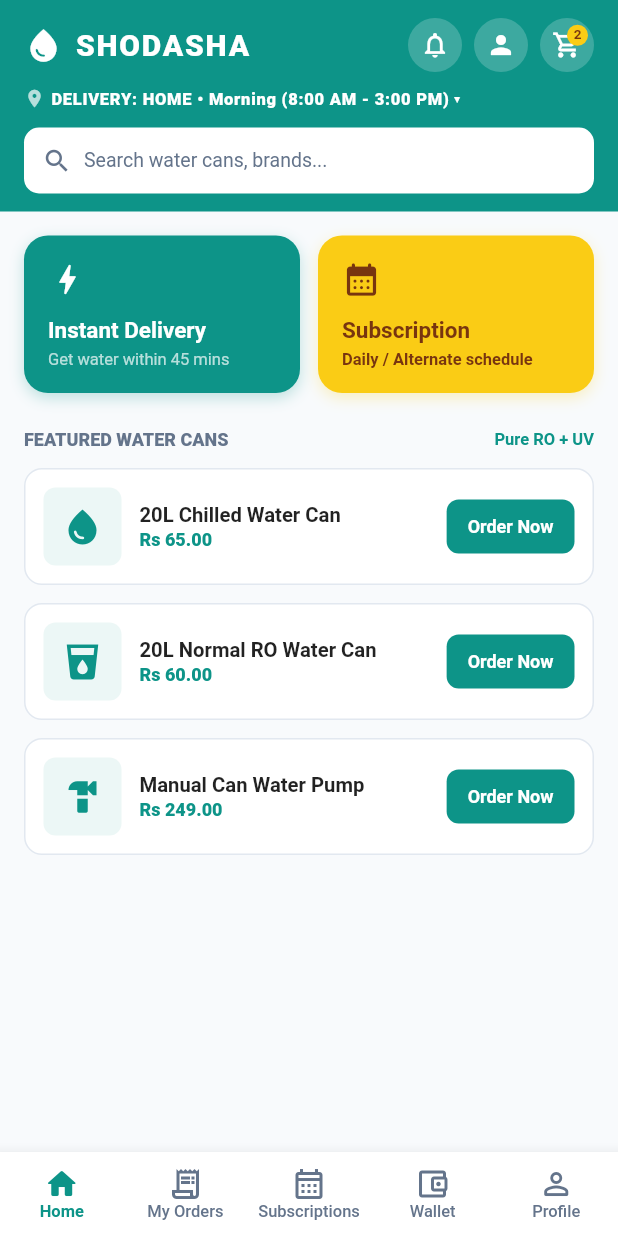
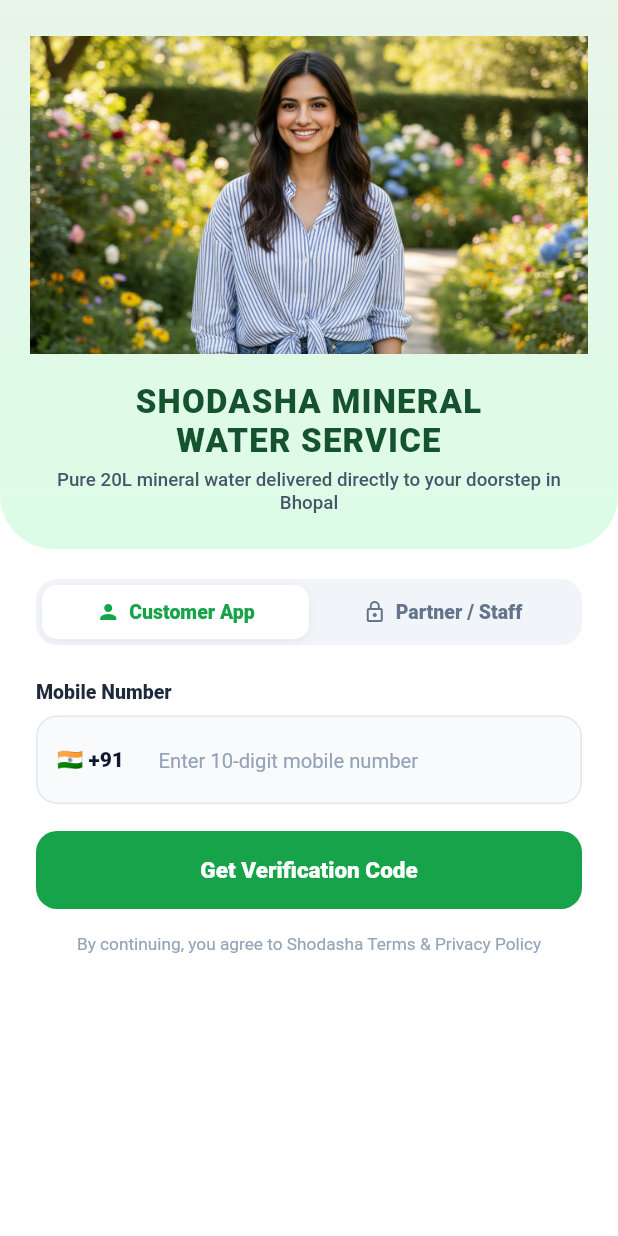
Before and after one commit to ayushsingh930/Shodasha-Mineral-water, a Flutter app: the screen it shows after launch, on a phone screen of 412 x 824 dp. Run offline on Flutter 3.47's test engine with Material 3 defaults, Android fonts, the phone set to English and light mode, and no system bars; our stand-ins replace firebase_core, geocoding, geolocator; accounts and stored records are empty.

Commit message:
feat: real authentic role based login system

```diff
--- /dev/null
+++ b/lib/features/auth/presentation/login_screen.dart
@@ -0,0 +1,509 @@
+import 'dart:async';
+import 'package:flutter/material.dart';
+import '../../home/presentation/customer_home_screen.dart';
+import '../../orders/presentation/rider_dashboard_screen.dart';
+import '../../orders/presentation/plant_hub_screen.dart';
+
+enum AuthPortal { customer, partner }
+
+class LoginScreen extends StatefulWidget {
+  const LoginScreen({super.key});
+
+  @override
+  State<LoginScreen> createState() => _LoginScreenState();
+}
+
+class _LoginScreenState extends State<LoginScreen> {
+  AuthPortal _currentPortal = AuthPortal.customer;
+
+  // Controllers
+  final TextEditingController _phoneController = TextEditingController();
+  final List<TextEditingController> _otpControllers = List.generate(4, (_) => TextEditingController());
+  final List<FocusNode> _otpFocusNodes = List.generate(4, (_) => FocusNode());
+  final TextEditingController _partnerPasscodeController = TextEditingController();
+
+  // State
+  bool _isOtpSent = false;
+  bool _isLoading = false;
+  int _timerSeconds = 30;
+  Timer? _resendTimer;
+
+  // Registered Whitelist DB for Riders and Vendors
+  static const Map<String, String> _partnerRegistry = {
+    '9826011111': 'rider',   // Ramesh Rider (Bhopal MP Nagar)
+    '9826022222': 'rider',   // Suresh Rider (Arera Colony)
+    '9826099999': 'vendor',  // Bhopal Bottling Plant Hub
+  };
+
+  @override
+  void dispose() {
+    _phoneController.dispose();
+    for (var c in _otpControllers) {
+      c.dispose();
+    }
+    for (var f in _otpFocusNodes) {
+      f.dispose();
+    }
+    _partnerPasscodeController.dispose();
+    _resendTimer?.cancel();
+    super.dispose();
+  }
+
+  void _startTimer() {
+    _timerSeconds = 30;
+    _resendTimer?.cancel();
+    _resendTimer = Timer.periodic(const Duration(seconds: 1), (timer) {
+      if (_timerSeconds > 0) {
+        setState(() => _timerSeconds--);
+      } else {
+        timer.cancel();
+      }
+    });
+  }
+
+  void _requestOtp() {
+    final phone = _phoneController.text.trim();
+    if (phone.length != 10 || !RegExp(r'^[6-9]\d{9}$').hasMatch(phone)) {
+      _showToast('Please enter a valid 10-digit Indian mobile number', isError: true);
+      return;
+    }
+
+    if (_currentPortal == AuthPortal.partner) {
+      // Check Whitelist Security Check
+      if (!_partnerRegistry.containsKey(phone)) {
+        _showAccessDeniedDialog();
+        return;
+      }
+    }
+
+    setState(() => _isLoading = true);
+    Future.delayed(const Duration(milliseconds: 600), () {
+      if (!mounted) return;
+      setState(() {
+        _isLoading = false;
+        _isOtpSent = true;
+      });
+      _startTimer();
+      _showToast('OTP sent successfully to +91 $phone');
+    });
+  }
+
+  void _verifyOtpAndLogin() {
+    final otp = _otpControllers.map((c) => c.text).join();
+    if (otp.length < 4) {
+      _showToast('Please enter the 4-digit verification code', isError: true);
+      return;
+    }
+
+    setState(() => _isLoading = true);
+    final phone = _phoneController.text.trim();
+
+    Future.delayed(const Duration(milliseconds: 700), () {
+      if (!mounted) return;
+      setState(() => _isLoading = false);
+
+      if (_currentPortal == AuthPortal.partner) {
+        final role = _partnerRegistry[phone];
+        if (role == 'rider') {
+          Navigator.pushReplacement(
+            context,
+            MaterialPageRoute(builder: (_) => const RiderDashboardScreen()),
+          );
+        } else if (role == 'vendor') {
+          Navigator.pushReplacement(
+            context,
+            MaterialPageRoute(builder: (_) => const PlantHubScreen()),
+          );
+        }
+      } else {
+        // Customer Default Entry
+        Navigator.pushReplacement(
+          context,
+          MaterialPageRoute(builder: (_) => const CustomerHomeScreen()),
+        );
+      }
+    });
+  }
+
+  void _showAccessDeniedDialog() {
+    showDialog(
+      context: context,
+      builder: (ctx) => AlertDialog(
+        shape: RoundedRectangleBorder(borderRadius: BorderRadius.circular(16)),
+        title: const Row(
+          children: [
+            Icon(Icons.shield_outlined, color: Color(0xFFDC2626)),
+            SizedBox(width: 8),
+            Text('Access Restricted', style: TextStyle(fontWeight: FontWeight.w800, fontSize: 16)),
+          ],
+        ),
+        content: const Text(
+          'This mobile number is not registered in the Shodasha Partner & Operations Network.\n\nOnly verified Delivery Riders and Plant Hub Managers can access this portal.',
+          style: TextStyle(fontSize: 13, color: Color(0xFF475569), height: 1.4),
+        ),
+        actions: [
+          TextButton(
+            onPressed: () => Navigator.pop(ctx),
+            child: const Text('OK', style: TextStyle(fontWeight: FontWeight.w700)),
+          ),
+          ElevatedButton(
+            style: ElevatedButton.styleFrom(
+              backgroundColor: const Color(0xFF16A34A),
+              shape: RoundedRectangleBorder(borderRadius: BorderRadius.circular(8)),
+            ),
+            onPressed: () {
+              Navigator.pop(ctx);
+              setState(() {
+                _currentPortal = AuthPortal.customer;
+                _isOtpSent = false;
+              });
+            },
+            child: const Text('Login as Customer', style: TextStyle(color: Colors.white, fontWeight: FontWeight.bold)),
+          ),
+        ],
+      ),
+    );
+  }
+
+  void _showToast(String message, {bool isError = false}) {
+    ScaffoldMessenger.of(context).showSnackBar(
+      SnackBar(
+        content: Text(message, style: const TextStyle(fontWeight: FontWeight.w600)),
+        backgroundColor: isError ? const Color(0xFFDC2626) : const Color(0xFF16A34A),
+        behavior: SnackBarBehavior.floating,
+        shape: RoundedRectangleBorder(borderRadius: BorderRadius.circular(10)),
+      ),
+    );
+  }
+
+  @override
+  Widget build(BuildContext context) {
+    final isCustomer = _currentPortal == AuthPortal.customer;
+
+    return Scaffold(
+      backgroundColor: Colors.white,
+      body: SafeArea(
+        child: SingleChildScrollView(
+          child: Column(
+            children: [
+              // Top Brand Hero Section with Delivery Illustration
+              Container(
+                width: double.infinity,
+                padding: const EdgeInsets.only(top: 20, bottom: 24, left: 20, right: 20),
+                decoration: BoxDecoration(
+                  gradient: LinearGradient(
+                    colors: isCustomer
+                        ? [const Color(0xFFE8F5E9), const Color(0xFFDCFCE7)]
+                        : [const Color(0xFFF1F5F9), const Color(0xFFE2E8F0)],
+                    begin: Alignment.topCenter,
+                    end: Alignment.bottomCenter,
+                  ),
+                  borderRadius: const BorderRadius.only(
+                    bottomLeft: Radius.circular(36),
+                    bottomRight: Radius.circular(36),
+                  ),
+                ),
+                child: Column(
+                  children: [
+                    Image.asset(
+                      'assets/images/login_hero.png',
+                      height: 220,
+                      fit: BoxFit.contain,
+                      errorBuilder: (_, __, ___) => Container(
+                        height: 180,
+                        alignment: Alignment.center,
+                        child: const Icon(Icons.water_drop_rounded, size: 90, color: Color(0xFF16A34A)),
+                      ),
+                    ),
+                    const SizedBox(height: 14),
+                    const Text(
+                      'SHODASHA MINERAL\nWATER SERVICE',
+                      textAlign: TextAlign.center,
+                      style: TextStyle(
+                        fontSize: 22,
+                        fontWeight: FontWeight.w900,
+                        color: Color(0xFF14532D),
+                        letterSpacing: 0.8,
+                        height: 1.2,
+                      ),
+                    ),
+                    const SizedBox(height: 6),
+                    Text(
+                      isCustomer
+                          ? 'Pure 20L mineral water delivered directly to your doorstep in Bhopal'
+                          : 'Operational Gateway for Authorized Riders & Plant Vendors',
+                      textAlign: TextAlign.center,
+                      style: const TextStyle(fontSize: 12.5, color: Color(0xFF475569), fontWeight: FontWeight.w500),
+                    ),
+                  ],
+                ),
+              ),
+
+              const SizedBox(height: 20),
+
+              // Portal Switcher Tabs (Customer vs Partner)
+              Padding(
+                padding: const EdgeInsets.symmetric(horizontal: 24),
+                child: Container(
+                  padding: const EdgeInsets.all(4),
+                  decoration: BoxDecoration(
+                    color: const Color(0xFFF1F5F9),
+                    borderRadius: BorderRadius.circular(14),
+                  ),
+                  child: Row(
+                    children: [
+                      Expanded(
+                        child: GestureDetector(
+                          onTap: () {
+                            if (_isOtpSent) return;
+                            setState(() => _currentPortal = AuthPortal.customer);
+                          },
+                          child: Container(
+                            padding: const EdgeInsets.symmetric(vertical: 10),
+                            decoration: BoxDecoration(
+                              color: isCustomer ? Colors.white : Colors.transparent,
+                              borderRadius: BorderRadius.circular(10),
+                              boxShadow: isCustomer
+                                  ? [BoxShadow(color: Colors.black.withOpacity(0.05), blurRadius: 4, offset: const Offset(0, 2))]
+                                  : null,
+                            ),
+                            child: Row(
+                              mainAxisAlignment: MainAxisAlignment.center,
+                              children: [
+                                Icon(Icons.person, size: 16, color: isCustomer ? const Color(0xFF16A34A) : const Color(0xFF64748B)),
+                                const SizedBox(width: 6),
+                                Text(
+                                  'Customer App',
+                                  style: TextStyle(
+                                    fontSize: 13,
+                                    fontWeight: FontWeight.w800,
+                                    color: isCustomer ? const Color(0xFF16A34A) : const Color(0xFF64748B),
+                                  ),
+                                ),
+                              ],
+                            ),
+                          ),
+                        ),
+                      ),
+                      Expanded(
+                        child: GestureDetector(
+                          onTap: () {
+                            if (_isOtpSent) return;
+                            setState(() => _currentPortal = AuthPortal.partner);
+                          },
+                          child: Container(
+                            padding: const EdgeInsets.symmetric(vertical: 10),
+                            decoration: BoxDecoration(
+                              color: !isCustomer ? const Color(0xFF0F172A) : Colors.transparent,
+                              borderRadius: BorderRadius.circular(10),
+                              boxShadow: !isCustomer
+                                  ? [BoxShadow(color: Colors.black.withOpacity(0.1), blurRadius: 4, offset: const Offset(0, 2))]
+                                  : null,
+                            ),
+                            child: Row(
+                              mainAxisAlignment: MainAxisAlignment.center,
+                              children: [
+                                Icon(Icons.lock_outline, size: 16, color: !isCustomer ? Colors.white : const Color(0xFF64748B)),
+                                const SizedBox(width: 6),
+                                Text(
+                                  'Partner / Staff',
+                                  style: TextStyle(
+                                    fontSize: 13,
+                                    fontWeight: FontWeight.w800,
+                                    color: !isCustomer ? Colors.white : const Color(0xFF64748B),
+                                  ),
+                                ),
+                              ],
+                            ),
+                          ),
+                        ),
+                      ),
+                    ],
+                  ),
+                ),
+              ),
+
+              const SizedBox(height: 24),
+
+              // Dynamic Auth Form (Step 1: Phone vs Step 2: OTP)
+              Padding(
+                padding: const EdgeInsets.symmetric(horizontal: 24),
+                child: _isOtpSent ? _buildOtpSection() : _buildPhoneInputSection(),
+              ),
+
+              const SizedBox(height: 24),
+            ],
+          ),
+        ),
+      ),
+    );
+  }
+
+  Widget _buildPhoneInputSection() {
+    return Column(
+      crossAxisAlignment: CrossAxisAlignment.start,
+      children: [
+        const Text(
+          'Mobile Number',
+          style: TextStyle(fontSize: 13, fontWeight: FontWeight.w800, color: Color(0xFF1E293B)),
+        ),
+        const SizedBox(height: 8),
+        TextField(
+          controller: _phoneController,
+          keyboardType: TextInputType.phone,
+          maxLength: 10,
+          decoration: InputDecoration(
+            counterText: '',
+            prefixIcon: Container(
+              padding: const EdgeInsets.symmetric(horizontal: 14),
+              child: const Row(
+                mainAxisSize: MainAxisSize.min,
+                children: [
+                  Text('🇮🇳 +91', style: TextStyle(fontWeight: FontWeight.w800, fontSize: 14, color: Color(0xFF0F172A))),
+                  SizedBox(width: 8),
+                  VerticalDivider(width: 1, thickness: 1, indent: 14, endIndent: 14, color: Color(0xFFCBD5E1)),
+                ],
+              ),
+            ),
+            hintText: 'Enter 10-digit mobile number',
+            hintStyle: const TextStyle(fontSize: 13.5, color: Color(0xFF94A3B8)),
+            border: OutlineInputBorder(borderRadius: BorderRadius.circular(14), borderSide: const BorderSide(color: Color(0xFFE2E8F0))),
+            enabledBorder: OutlineInputBorder(borderRadius: BorderRadius.circular(14), borderSide: const BorderSide(color: Color(0xFFE2E8F0))),
+            focusedBorder: OutlineInputBorder(borderRadius: BorderRadius.circular(14), borderSide: const BorderSide(color: Color(0xFF16A34A), width: 2)),
+            filled: true,
+            fillColor: const Color(0xFFF8FAFC),
+          ),
+        ),
+        const SizedBox(height: 18),
+        SizedBox(
+          width: double.infinity,
+          height: 52,
+          child: ElevatedButton(
+            onPressed: _isLoading ? null : _requestOtp,
+            style: ElevatedButton.styleFrom(
+              backgroundColor: _currentPortal == AuthPortal.customer ? const Color(0xFF16A34A) : const Color(0xFF0F172A),
+              elevation: 0,
+              shape: RoundedRectangleBorder(borderRadius: BorderRadius.circular(14)),
+            ),
+            child: _isLoading
+                ? const SizedBox(height: 22, width: 22, child: CircularProgressIndicator(strokeWidth: 2.5, color: Colors.white))
+                : Text(
+                    _currentPortal == AuthPortal.customer ? 'Get Verification Code' : 'Verify Partner Credentials',
+                    style: const TextStyle(fontSize: 15, fontWeight: FontWeight.w800, color: Colors.white),
+                  ),
+          ),
+        ),
+        const SizedBox(height: 16),
+        Center(
+          child: Text(
+            _currentPortal == AuthPortal.customer
+                ? 'By continuing, you agree to Shodasha Terms & Privacy Policy'
+                : 'Partner Gateway is protected by Shodasha Operations Guard',
+            textAlign: TextAlign.center,
+            style: const TextStyle(fontSize: 11.5, color: Color(0xFF94A3B8)),
+          ),
+        ),
+      ],
+    );
+  }
+
+  Widget _buildOtpSection() {
+    return Column(
+      crossAxisAlignment: CrossAxisAlignment.center,
+      children: [
+        Row(
+          mainAxisAlignment: MainAxisAlignment.spaceBetween,
+          children: [
+            Column(
+              crossAxisAlignment: CrossAxisAlignment.start,
+              children: [
+                const Text('Verification Code', style: TextStyle(fontSize: 16, fontWeight: FontWeight.w900, color: Color(0xFF0F172A))),
+                const SizedBox(height: 2),
+                Text('Sent to +91 ${_phoneController.text}', style: const TextStyle(fontSize: 12.5, color: Color(0xFF64748B))),
+              ],
+            ),
+            TextButton(
+              onPressed: () => setState(() => _isOtpSent = false),
+              child: const Text('Edit Phone', style: TextStyle(fontWeight: FontWeight.w800, fontSize: 12, color: Color(0xFF16A34A))),
+            ),
+          ],
+        ),
+        const SizedBox(height: 20),
+
+        // 4 Modern OTP Input Boxes
+        Row(
+          mainAxisAlignment: MainAxisAlignment.spaceEvenly,
+          children: List.generate(4, (index) {
+            return SizedBox(
+              width: 58,
+              height: 58,
+              child: TextField(
+                controller: _otpControllers[index],
+                focusNode: _otpFocusNodes[index],
+                keyboardType: TextInputType.number,
+                textAlign: TextAlign.center,
+                maxLength: 1,
+                style: const TextStyle(fontSize: 22, fontWeight: FontWeight.w900, color: Color(0xFF0F172A)),
+                decoration: InputDecoration(
+                  counterText: '',
+                  filled: true,
+                  fillColor: const Color(0xFFF8FAFC),
+                  border: OutlineInputBorder(borderRadius: BorderRadius.circular(14), borderSide: const BorderSide(color: Color(0xFFE2E8F0))),
+                  focusedBorder: OutlineInputBorder(borderRadius: BorderRadius.circular(14), borderSide: const BorderSide(color: Color(0xFF16A34A), width: 2)),
+                ),
+                onChanged: (val) {
+                  if (val.isNotEmpty && index < 3) {
+                    _otpFocusNodes[index + 1].requestFocus();
+                  } else if (val.isEmpty && index > 0) {
+                    _otpFocusNodes[index - 1].requestFocus();
+                  }
+                },
+              ),
+            );
+          }),
+        ),
+        const SizedBox(height: 20),
+
+        // Resend Timer Row
+        Row(
+          mainAxisAlignment: MainAxisAlignment.center,
+          children: [
+            Text(
+              _timerSeconds > 0 ? 'Resend code in ${_timerSeconds}s' : 'Didn\'t receive OTP? ',
+              style: const TextStyle(fontSize: 12.5, color: Color(0xFF64748B)),
+            ),
+            if (_timerSeconds == 0)
+              GestureDetector(
+                onTap: _requestOtp,
+                child: const Text(
+                  'Resend OTP',
+                  style: TextStyle(fontSize: 12.5, fontWeight: FontWeight.w800, color: Color(0xFF16A34A)),
+                ),
+              ),
+          ],
+        ),
+        const SizedBox(height: 24),
+
+        // Verify and Enter Button
+        SizedBox(
+          width: double.infinity,
+          height: 52,
+          child: ElevatedButton(
+            onPressed: _isLoading ? null : _verifyOtpAndLogin,
+            style: ElevatedButton.styleFrom(
+              backgroundColor: _currentPortal == AuthPortal.customer ? const Color(0xFF16A34A) : const Color(0xFF0F172A),
+              elevation: 0,
+              shape: RoundedRectangleBorder(borderRadius: BorderRadius.circular(14)),
+            ),
+            child: _isLoading
+                ? const SizedBox(height: 22, width: 22, child: CircularProgressIndicator(strokeWidth: 2.5, color: Colors.white))
+                : const Text(
+                    'Confirm & Enter',
+                    style: TextStyle(fontSize: 15, fontWeight: FontWeight.w900, color: Colors.white),
+                  ),
+          ),
+        ),
+      ],
+    );
+  }
+}
--- a/lib/main.dart
+++ b/lib/main.dart
@@ -1,7 +1,7 @@
+import 'features/auth/presentation/login_screen.dart';
 import 'package:flutter/material.dart';
 import 'package:firebase_core/firebase_core.dart';
 import 'core/constants/app_constants.dart';
-import 'features/home/presentation/customer_home_screen.dart';
 
 void main() async {
   WidgetsFlutterBinding.ensureInitialized();
@@ -31,7 +31,7 @@
         ),
         useMaterial3: false,
       ),
-      home: const CustomerHomeScreen(),
+      home: const LoginScreen(),
     );
   }
 }
```
Also changed, not shown: lib/features/profile/presentation/customer_profile_screen.dart (+20 -0 lines), assets/images/login_hero.png (added).
